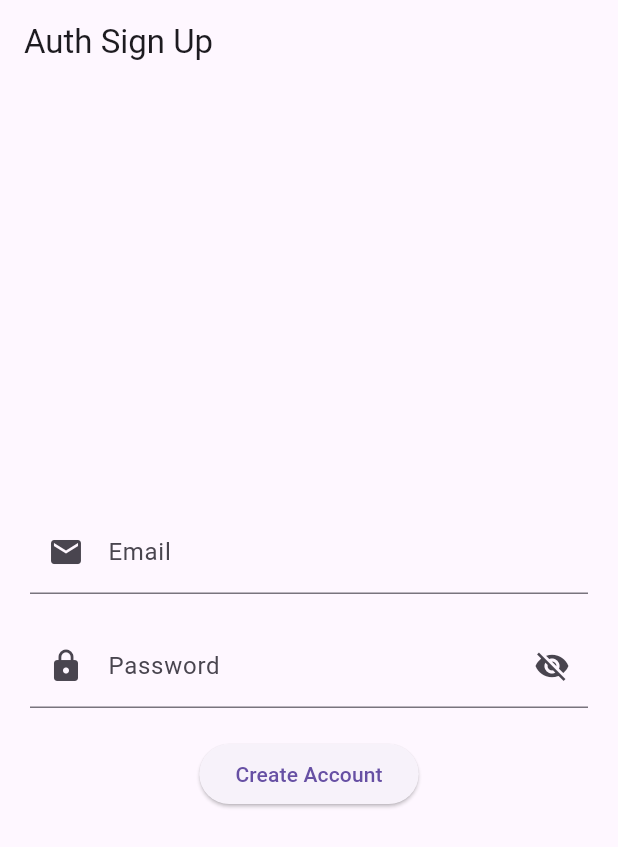
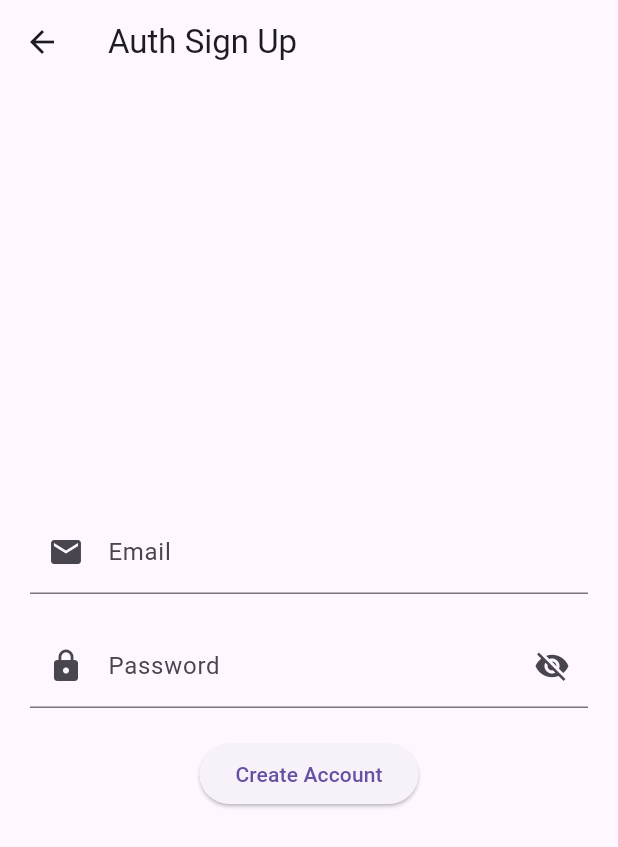
Before and after one commit to rataysh/clean_architecture, a Flutter app: the screen it shows after launch, after a tap on "Sign Up", on a phone screen of 412 x 824 dp. Shown: the top 847 px of the screen. Run offline on Flutter 3.47's test engine with Material 3 defaults, Android fonts, the phone set to English and light mode, and no system bars; our stand-ins replace shared_preferences.

Commit message:
change routing

```diff
--- a/lib/ui/auth/login/widgets/login_screen.dart
+++ b/lib/ui/auth/login/widgets/login_screen.dart
@@ -64,7 +64,7 @@ class _LoginScreenState extends State<LoginScreen> {
               ButtonTheme(
                   child: ElevatedButton(
                       onPressed: () {
-                        NavigationService.replaceTo('/signup');
+                        NavigationService.navigateTo('/signup');
                       },
                       child: const Text('Sign Up')))
             ]),
--- a/lib/ui/auth/singup/widgets/signup_screen.dart
+++ b/lib/ui/auth/singup/widgets/signup_screen.dart
@@ -35,6 +35,12 @@ class _AuthSignUpState extends State<AuthSignUp> {
     return Scaffold(
       appBar: AppBar(
         title: const Text('Auth Sign Up'),
+        leading: IconButton(
+          icon: const Icon(Icons.arrow_back),
+          onPressed: () {
+            NavigationService.goBack();
+          },
+        ),
       ),
       body: Container(
         padding: const EdgeInsets.all(20),
```
Also changed, not shown: 3 other files.
